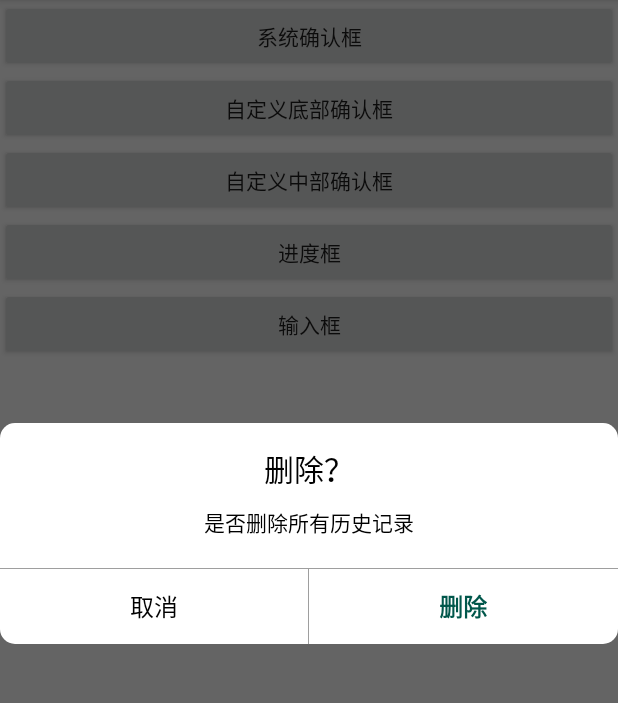
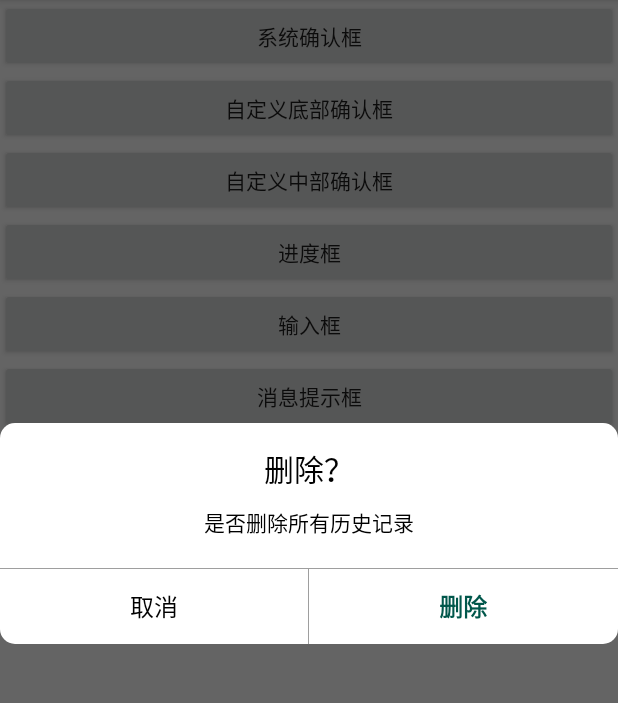
Before and after one commit to jsyjst/Yuan-SpeedDialog, an Android app: the screen it shows after launch (MainActivity), after a tap on "自定义中部确认框", on a phone screen of 412 x 824 dp, the part 84-787 px from its top. Run offline under Robolectric (Android 15) with nearby library versions, the phone set to English and light mode, and no system bars; libraries missing offline, so code that uses them is left out: com.pnikosis.materialishprogress; plain views replace ProgressWheel; 2 statements that could not run were skipped.

Commit message:
增加消息提示框样式

```diff
--- a/app/src/main/java/com/example/yuan_dialog/dialog/SpeedDialog.java
+++ b/app/src/main/java/com/example/yuan_dialog/dialog/SpeedDialog.java
@@ -59,14 +59,15 @@ public class SpeedDialog extends Dialog implements View.OnClickListener {
     private boolean mShowMessage;
     private boolean mShowCancelBtn = true;
 
-    public static final int NORMAL_TYPE = 0; //正常中间确认框
+    public static final int SELECT_TYPE = 0; //选择框
     public static final int PROGRESS_TYPE = 1;//加载框
     public static final int INPUT_TYPE = 2; //输入框
-    public static final int BOTTOM_SELECT_TYPE = 3; //底部选择框
+    public static final int MESSAGE_TYPE=3; //消息提示框
+    public static final int BOTTOM_SELECT_TYPE = 4; //底部选择框
 
 
     public SpeedDialog(@NonNull Context context) {
-        this(context, NORMAL_TYPE);
+        this(context, SELECT_TYPE);
     }
 
     public SpeedDialog(Context context, int dialogType) {
@@ -153,6 +154,9 @@ public class SpeedDialog extends Dialog implements View.OnClickListener {
             } else if (mMessageText == null) {
                 mMessageTv.setVisibility(View.GONE);
             }
+        }else if(mDialogType == MESSAGE_TYPE){
+            showCancelButton(false);
+            setSureText("知道了");
         }
     }
 
@@ -259,7 +263,7 @@ public class SpeedDialog extends Dialog implements View.OnClickListener {
 
     private void showByDialogType(int dialogType) {
         switch (dialogType) {
-            case NORMAL_TYPE:
+            case SELECT_TYPE:
                 mNormalPanel.setVisibility(View.VISIBLE);
                 mInputPanel.setVisibility(View.GONE);
                 mProgressPanel.setVisibility(View.GONE);
@@ -290,5 +294,6 @@ public class SpeedDialog extends Dialog implements View.OnClickListener {
 
     private void setupShow() {
         showMessage(mShowMessage);
+        showCancelButton(mShowCancelBtn);
     }
 }
--- a/app/src/main/res/layout/activity_main.xml
+++ b/app/src/main/res/layout/activity_main.xml
@@ -40,5 +40,11 @@
         android:layout_height="wrap_content"
         android:text="输入框"
         />
+    <Button
+        android:id="@+id/dialogMessageBtn"
+        android:layout_width="match_parent"
+        android:layout_height="wrap_content"
+        android:text="消息提示框"
+        />
 
 </LinearLayout>
--- a/app/src/main/res/layout/dialog_center.xml
+++ b/app/src/main/res/layout/dialog_center.xml
@@ -22,7 +22,7 @@
             android:gravity="center"
             android:textColor="@android:color/primary_text_light"
             android:textSize="@dimen/sp_20"
-            tools:text="标题"/>
+            />
 
         <TextView
             android:id="@+id/dialogMessageTv"
```
Also changed, not shown: app/src/main/java/com/example/yuan_dialog/sample/MainActivity.java (+7 -1 lines).
